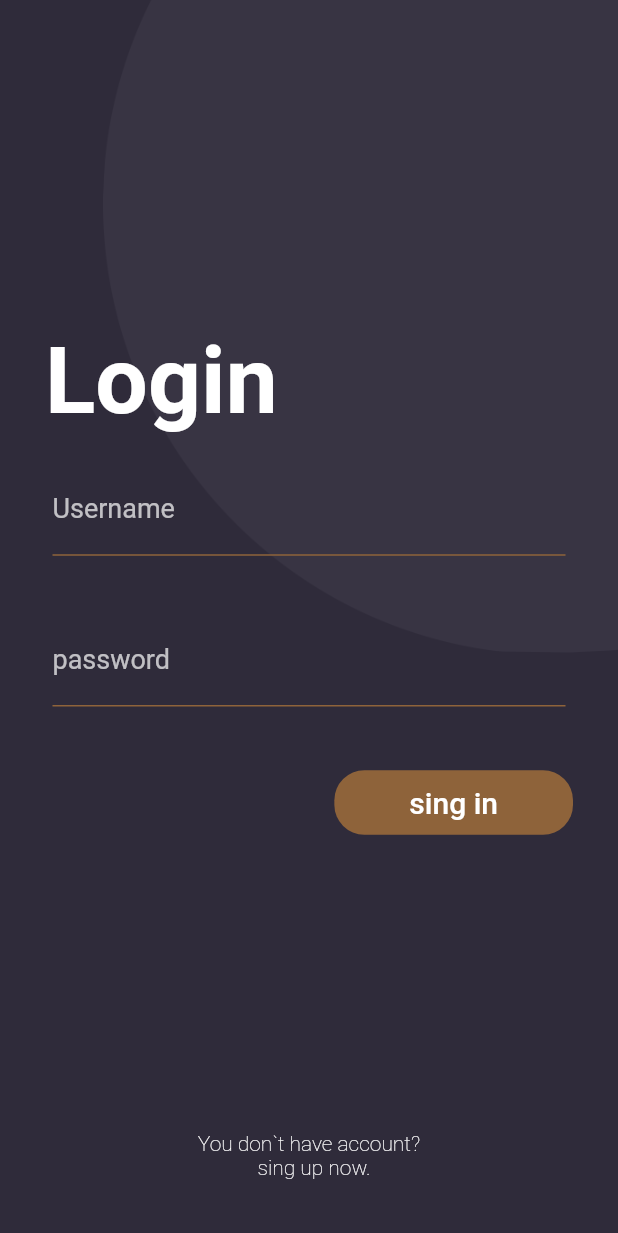
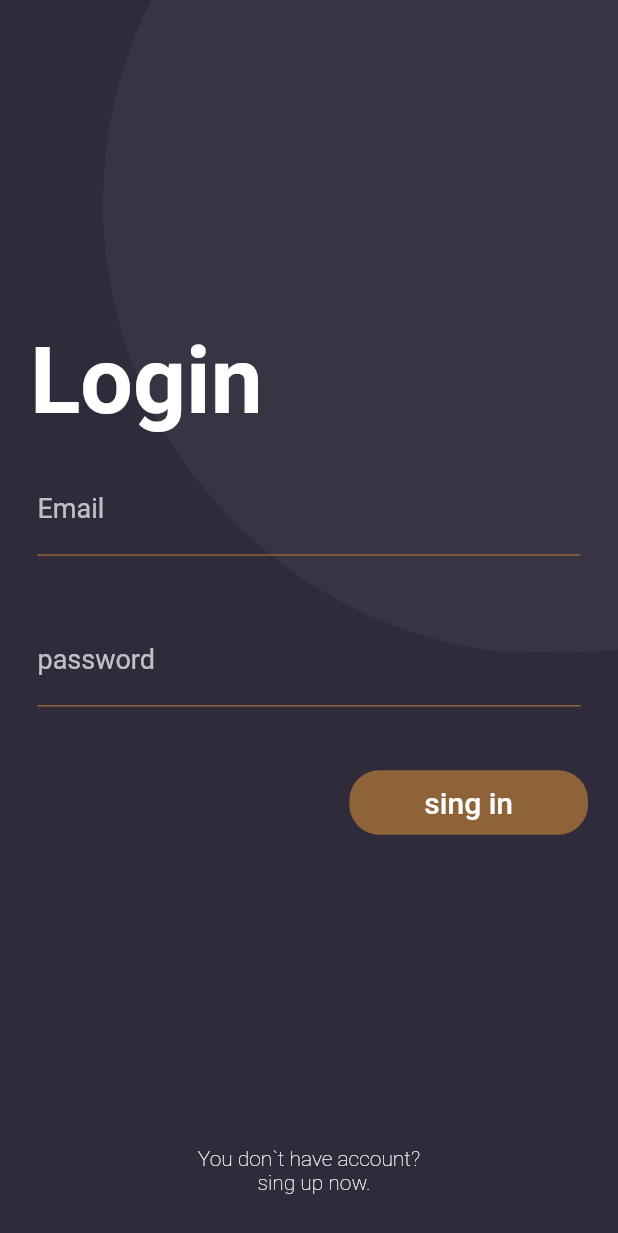
Before and after one commit to marcelohenriq99/bookbarber_flutter, a Flutter app: the screen it shows after launch, after a tap on "Get a serious haircut", on a phone screen of 412 x 824 dp. Shown: the top 1233 px of the screen. Run offline on Flutter 3.47's test engine with Material 2 defaults, Android fonts, the phone set to English and light mode, and no system bars; missing offline and left inert: encrypt; accounts and stored records are empty.

```diff
--- a/lib/data/dummy_user.dart
+++ b/lib/data/dummy_user.dart
@@ -6,6 +6,15 @@ const DUMMY_USERS = const [
     lastName: 'Henrique',
     age: 21,
     email: 'marcelofulllow@gmail.com',
-    encPassword: '',
+    //senha: marcelohenrique@app
+    encPassword: 'RenApQ/5TScU140jAMb2ct4LgVSPT62Z9CJvodurKcc=',
+  ),
+  User(
+    firstName: 'Fabricio',
+    lastName: 'Cintra',
+    age: 24,
+    email: 'jogos.fabriciocintra@gmail.com',
+    //senha: fabriciocintra@app
+    encPassword: 'TunQtAP2SyAS0JE+A9LTU88L/1eMTK6a9yFsotioKsQ=',
   ),
 ];
--- a/lib/main.dart
+++ b/lib/main.dart
@@ -1,3 +1,5 @@
+import 'package:bookbarber/models/user.dart';
+import 'package:bookbarber/providers/user_provider.dart';
 import 'package:bookbarber/screens/home_screen.dart';
 import 'package:flutter/material.dart';
 
@@ -8,23 +10,50 @@ import 'package:bookbarber/utils/app_routes.dart';
 import 'package:bookbarber/screens/login_screen.dart';
 import 'package:bookbarber/screens/splash_screen.dart';
 
+import 'data/dummy_user.dart';
+import 'services/encrypt_decrypt_service.dart';
+
 void main() {
   runApp(MyApp());
 }
 
-class MyApp extends StatelessWidget {
+class MyApp extends StatefulWidget {
   // This widget is the root of your application.
+
+  //attrs
+  @override
+  _MyAppState createState() => _MyAppState();
+}
+
+class _MyAppState extends State<MyApp> {
+  User _currentUser;
+
+  void _signInUser(String email, String password) {
+    User user = DUMMY_USERS.firstWhere(
+        (user) =>
+            user.email == email &&
+            user.encPassword == EncryptDecrypt().encryptPhrase(password).base64,
+        orElse: () => null);
+
+    setState(() {
+      _currentUser = user;
+    });
+  }
+
   @override
   Widget build(BuildContext context) {
-    return MaterialApp(
+    return UserProvider(
+      currentUser: _currentUser,
+      child: MaterialApp(
         title: 'Flutter Demo',
         theme: DefaultTheme.lightTheme,
         initialRoute: AppRoutes.MAIN_ROUTE,
         routes: {
           AppRoutes.MAIN_ROUTE: (context) => SplashScreen(),
-        AppRoutes.LOGIN_ROUTE: (context) => LoginScreen(),
+          AppRoutes.LOGIN_ROUTE: (context) => LoginScreen(_signInUser),
           AppRoutes.HOME_ROUTE: (context) => HomeScreen(),
         },
+      ),
     );
   }
 }
--- /dev/null
+++ b/lib/providers/user_provider.dart
@@ -0,0 +1,20 @@
+import 'package:bookbarber/models/user.dart';
+import 'package:flutter/material.dart';
+
+class UserProvider extends InheritedWidget {
+  const UserProvider({
+    Key key,
+    @required this.currentUser,
+    @required Widget child,
+  })  : assert(child != null),
+        super(key: key, child: child);
+  //privde current user in this app...
+  final User currentUser;
+
+  static UserProvider of(BuildContext context) {
+    return context.inheritFromWidgetOfExactType(UserProvider) as UserProvider;
+  }
+
+  @override
+  bool updateShouldNotify(UserProvider old) => currentUser != old.currentUser;
+}
--- a/lib/screens/login_screen.dart
+++ b/lib/screens/login_screen.dart
@@ -1,9 +1,26 @@
-import 'package:bookbarber/services/encrypt_decrypt_service.dart';
+import 'package:bookbarber/providers/user_provider.dart';
 import 'package:bookbarber/themes/default_theme.dart';
 import 'package:bookbarber/utils/app_routes.dart';
 import 'package:flutter/material.dart';
 
-class LoginScreen extends StatelessWidget {
+class LoginScreen extends StatefulWidget {
+  //attrs
+  final void Function(String, String) signUser;
+
+  LoginScreen(this.signUser);
+
+  @override
+  _LoginScreenState createState() => _LoginScreenState();
+}
+
+class _LoginScreenState extends State<LoginScreen> {
+  final TextEditingController _emailController = TextEditingController();
+  final TextEditingController _passwordController = TextEditingController();
+  bool _emailValidate = false;
+  bool _passwordValidate = false;
+  String _emailValidateMessage = 'Email can not be empty';
+  String _passwordValidateMessage = 'Password can not be empty';
+
   @override
   Widget build(BuildContext context) {
     double screenWidth = MediaQuery.of(context).size.width;
@@ -24,7 +41,7 @@ class LoginScreen extends StatelessWidget {
               ),
             ),
             Padding(
-              padding: const EdgeInsets.all(30.0),
+              padding: const EdgeInsets.all(20.0),
               child: Column(
                 crossAxisAlignment: CrossAxisAlignment.stretch,
                 mainAxisAlignment: MainAxisAlignment.center,
@@ -42,10 +59,13 @@ class LoginScreen extends StatelessWidget {
                     padding: const EdgeInsets.symmetric(
                         horizontal: 5.0, vertical: 20.0),
                     child: TextField(
+                      controller: _emailController,
                       style: TextStyle(color: Colors.white60),
                       cursorColor: DefaultTheme.lightTheme.iconTheme.color,
                       decoration: InputDecoration(
-                        labelText: 'Username',
+                        errorText:
+                            _emailValidate ? _emailValidateMessage : null,
+                        labelText: 'Email',
                         labelStyle: DefaultTheme.lightTheme.textTheme.headline3,
                         enabledBorder: UnderlineInputBorder(
                           borderSide: BorderSide(
@@ -62,10 +82,13 @@ class LoginScreen extends StatelessWidget {
                     padding: const EdgeInsets.symmetric(
                         horizontal: 5.0, vertical: 20.0),
                     child: TextField(
+                      controller: _passwordController,
                       style: TextStyle(color: Colors.white60),
                       keyboardType: TextInputType.visiblePassword,
                       cursorColor: DefaultTheme.lightTheme.iconTheme.color,
                       decoration: InputDecoration(
+                        errorText:
+                            _passwordValidate ? _passwordValidateMessage : null,
                         labelText: 'password',
                         labelStyle: DefaultTheme.lightTheme.textTheme.headline3,
                         enabledBorder: UnderlineInputBorder(
@@ -86,8 +109,28 @@ class LoginScreen extends StatelessWidget {
                       padding: EdgeInsets.symmetric(
                           horizontal: 50.0, vertical: 10.0),
                       onPressed: () {
-                        Navigator.pushReplacementNamed(
-                            context, AppRoutes.HOME_ROUTE);
+                        if (_emailController.text.isNotEmpty &&
+                            _passwordController.text.isNotEmpty) {
+                          setState(() {
+                            _emailValidate = false;
+                            _passwordValidate = false;
+                          });
+                          widget.signUser(
+                              _emailController.text, _passwordController.text);
+                          UserProvider.of(context).currentUser != null
+                              ? Navigator.pushReplacementNamed(
+                                  context, AppRoutes.HOME_ROUTE)
+                              : false;
+                          // setState(() {
+                          //     _emailValidateMessage = 'Wrong email';
+                          //     _passwordValidateMessage = 'Wrong password';
+                          //   })
+                        } else {
+                          setState(() {
+                            _emailValidate = true;
+                            _passwordValidate = true;
+                          });
+                        }
                       },
                       color: DefaultTheme.lightTheme.iconTheme.color,
                       shape: RoundedRectangleBorder(
```
Also changed, not shown: lib/screens/home_screen.dart (+6 -1 lines). Lines whose indentation alone changed are shown as unchanged.
